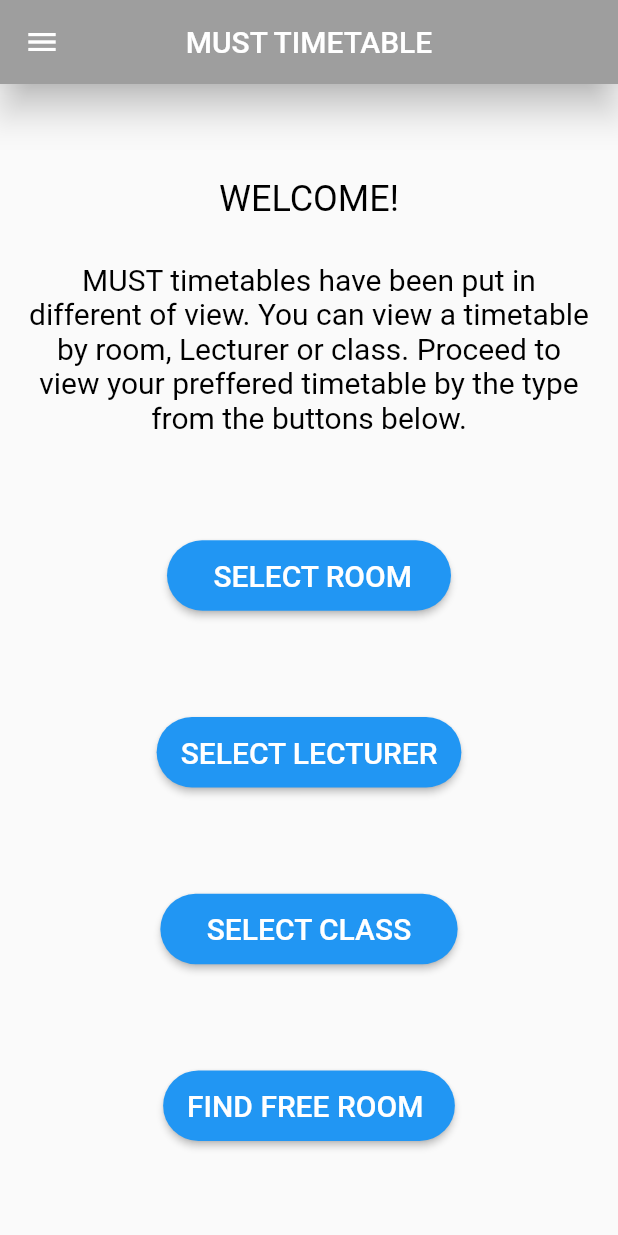
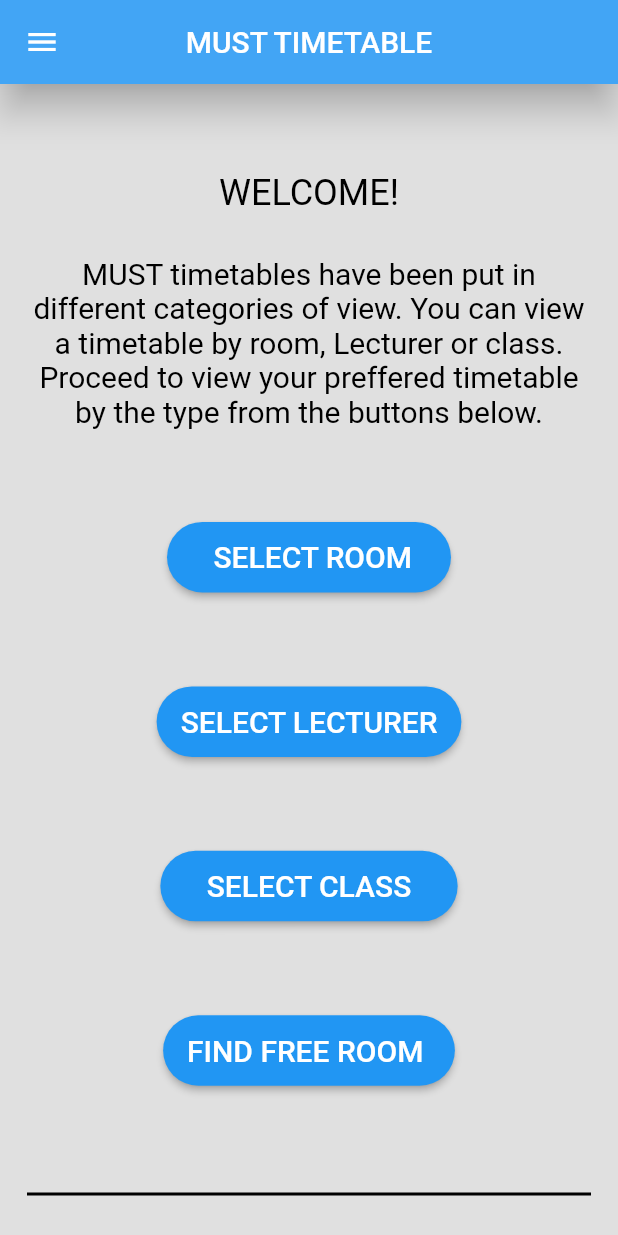
Before and after one commit to shadkasera/must_app, a Flutter app: the screen it shows after launch, on a phone screen of 412 x 824 dp. Run offline on Flutter 3.47's test engine with Material 2 defaults, Android fonts, the phone set to English and light mode, and no system bars.

Commit message:
added select buttons and divider in home_screen.dart

```diff
--- a/lib/home_screen.dart
+++ b/lib/home_screen.dart
@@ -7,9 +7,9 @@ class home_screen extends StatelessWidget {
   @override
   Widget build(BuildContext context) {
     return SafeArea(
-      child: Scaffold(
+      child: Scaffold( backgroundColor: Colors.grey[300],
           appBar: AppBar(
-            backgroundColor: Colors.grey,
+            backgroundColor: Colors.blue[400],
             elevation: 10,
             leading: IconButton(
               icon: const Icon(
@@ -36,11 +36,11 @@ class home_screen extends StatelessWidget {
                 RichText(
                   text: const TextSpan(
                     text: 'WELCOME! \n\n',
-                    style: TextStyle(fontSize: 24, color: Colors.black),
+                    style: TextStyle(fontSize: 24, color: Colors.black,),
                     children: [
                       TextSpan(
                         text:
-                            'MUST timetables have been put in different of view. You can view a timetable by room, Lecturer or class. Proceed to view your preffered timetable by the type from the buttons below.',
+                            'MUST timetables have been put in different categories of view. You can view a timetable by room, Lecturer or class. Proceed to view your preffered timetable by the type from the buttons below.',
                         style: TextStyle(fontSize: 20, color: Colors.black),
                       ),
                     ],
@@ -152,6 +152,12 @@ class home_screen extends StatelessWidget {
                       ),
                     )),
                 const SizedBox(height: 20),
+                const Divider(
+                  height: 20,
+                  thickness: 2,
+                  indent: BorderSide.strokeAlignCenter,
+                  color: Colors.black,
+                )
               ],
             ),
           )),
--- a/lib/main.dart
+++ b/lib/main.dart
@@ -14,7 +14,7 @@ class MyApp extends StatelessWidget {
     return MaterialApp(
       title: 'must_app',
       theme: ThemeData(
-        primarySwatch: Colors.blue,
+        primarySwatch: Colors.grey,
       ),
       debugShowCheckedModeBanner: false,
       home: const home_screen(),
```
